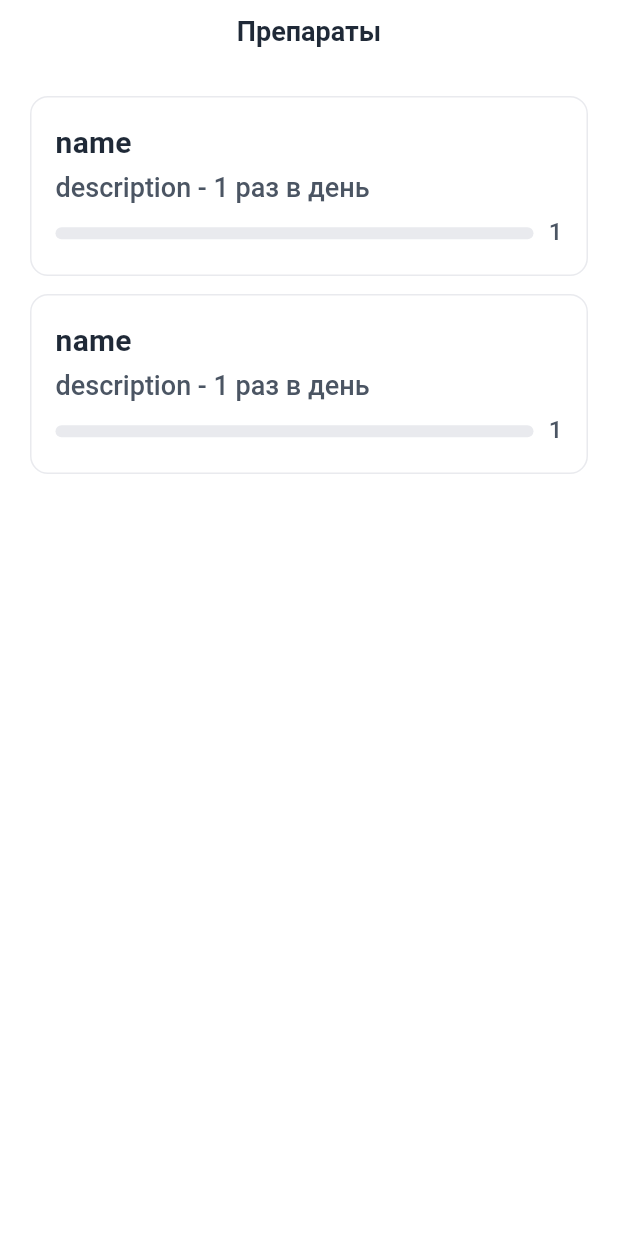
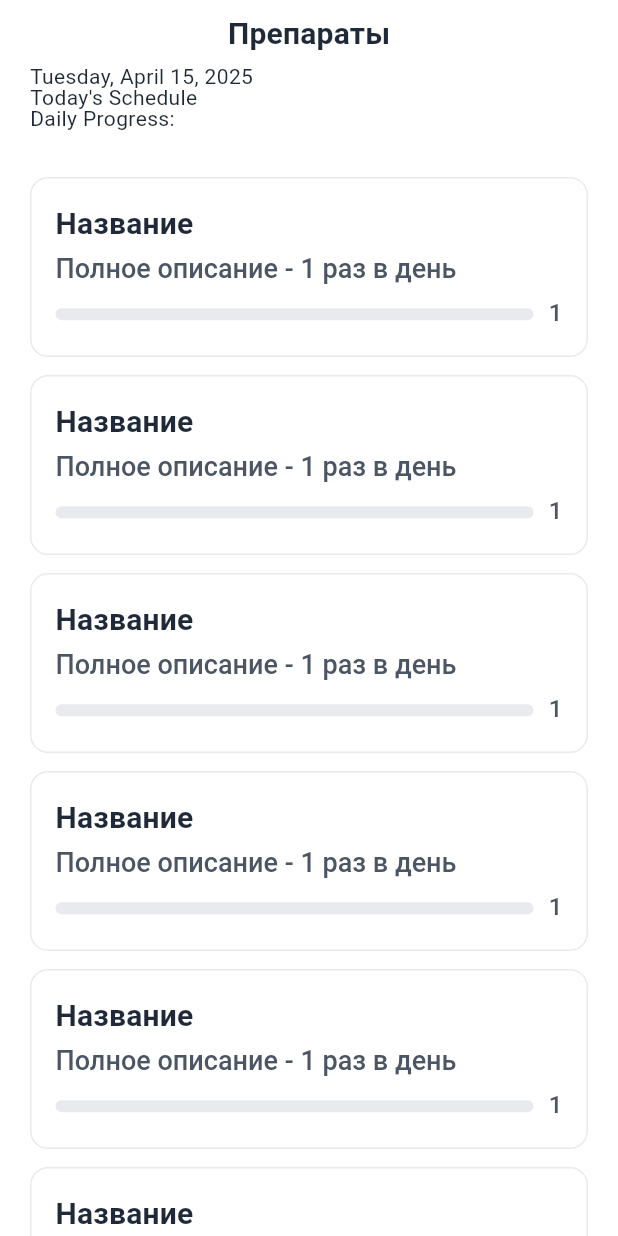
Before and after one commit to st1llsane/keep_my_medications, a Flutter app: the screen it shows after launch, on a phone screen of 412 x 824 dp. Run offline on Flutter 3.47's test engine with Material 3 defaults, Android fonts, the phone set to English and light mode, and no system bars; our stand-ins replace flutter_bloc, flutter_dotenv, freezed_annotation, get_it, go_router, hooks_riverpod and 3 more; missing offline and left inert: smooth_sheets; accounts and stored records are empty; generated files the repository leaves out were written again.

```diff
--- a/lib/features/medications/models/medication.dart
+++ b/lib/features/medications/models/medication.dart
@@ -9,6 +9,7 @@ abstract class Medication with _$Medication {
   const factory Medication({
     required int id,
     required String? name,
+    required String? shortDescription,
     required String? description,
     required MedicationTimePeriod timePeriod,
     required double? dose,
@@ -20,8 +21,9 @@ abstract class Medication with _$Medication {
 
   factory Medication.mock() => const Medication(
     id: 0,
-    name: 'name',
-    description: 'description',
+    name: 'Название',
+    shortDescription: 'Короткое описание',
+    description: 'Полное описание',
     timePeriod: MedicationTimePeriod.morning,
     dose: 1,
     perDayCount: 1,
@@ -33,7 +35,3 @@ abstract class Medication with _$Medication {
   factory Medication.fromJson(Map<String, Object?> json) =>
       _$MedicationFromJson(json);
 }
-
-// abstract interface class Mockable<T> {
-//   T mock();
-// }
--- a/lib/features/medications/presentation/pages/medications_page_view.dart
+++ b/lib/features/medications/presentation/pages/medications_page_view.dart
@@ -2,6 +2,7 @@ import 'package:flutter/material.dart';
 import 'package:keep_my_notes/features/medications/models/medication.dart';
 import 'package:keep_my_notes/features/medications/models/states/medications_state.dart';
 import 'package:keep_my_notes/features/medications/presentation/widgets/medication_tile.dart';
+import 'package:keep_my_notes/features/medications/presentation/widgets/medications_progress_section.dart';
 
 class MedicationsPageView extends StatelessWidget {
   const MedicationsPageView(this.state, {super.key});
@@ -11,19 +12,35 @@ class MedicationsPageView extends StatelessWidget {
   @override
   Widget build(BuildContext context) {
     // final MedicationsState(:medications) = state;
-    final medications = [Medication.mock(), Medication.mock()];
+    final medications = [
+      Medication.mock(),
+      Medication.mock(),
+      Medication.mock(),
+      Medication.mock(),
+      Medication.mock(),
+      Medication.mock(),
+      Medication.mock(),
+      Medication.mock(),
+      Medication.mock(),
+    ];
 
+    // TODO: Вынести наверх
     if (medications.isEmpty) {
       return Container(child: Center(child: Text('Empty')));
     }
 
+    const medicationsProgress = MedicationsProgressSection();
+
     return Padding(
-      padding: const EdgeInsets.fromLTRB(20, 20, 20, 0),
+      padding: const EdgeInsets.fromLTRB(20, 0, 20, 0),
       child: Column(
         spacing: 12,
         children: [
-          ListView.builder(
+          medicationsProgress,
+          Expanded(
+            child: ListView.builder(
               itemCount: medications.length,
+              padding: const EdgeInsets.only(top: 20, bottom: 40),
               shrinkWrap: true,
               itemBuilder: (context, index) {
                 final Medication medication = medications[index];
@@ -35,6 +52,7 @@ class MedicationsPageView extends StatelessWidget {
                 );
               },
             ),
+          ),
         ],
       ),
     );
--- /dev/null
+++ b/lib/features/medications/presentation/widgets/medications_progress_section.dart
@@ -0,0 +1,20 @@
+import 'package:flutter/material.dart';
+
+class MedicationsProgressSection extends StatelessWidget {
+  const MedicationsProgressSection({super.key});
+
+  @override
+  Widget build(BuildContext context) {
+    return Align(
+      alignment: Alignment.topLeft,
+      child: Column(
+        crossAxisAlignment: CrossAxisAlignment.start,
+        children: [
+          Text('Tuesday, April 15, 2025'),
+          Text("Today's Schedule"),
+          Text('Daily Progress:'),
+        ],
+      ),
+    );
+  }
+}
--- /dev/null
+++ b/lib/features/medications/presentation/widgets/next_medicatiion_section.dart
@@ -0,0 +1,10 @@
+import 'package:flutter/material.dart';
+
+class NextMedicatiionSection extends StatelessWidget {
+  const NextMedicatiionSection({super.key});
+
+  @override
+  Widget build(BuildContext context) {
+    return const Placeholder();
+  }
+}
--- a/lib/shared/theme/app_theme_data.dart
+++ b/lib/shared/theme/app_theme_data.dart
@@ -8,6 +8,17 @@ class AppThemeData {
     return ThemeData(
       useMaterial3: true,
       brightness: Brightness.light,
+      scaffoldBackgroundColor: ThemeColors.background,
+      colorScheme: const ColorScheme.light(
+        primary: CupertinoColors.systemBlue,
+        onPrimary: Colors.white,
+        secondary: Colors.red,
+        onSecondary: Colors.white,
+        error: Colors.red,
+        onError: Colors.white,
+        surface: Colors.red,
+        onSurface: Colors.white,
+      ),
       textTheme: const TextTheme(
         bodySmall: ThemeTextStyles.bodyTextS,
         bodyMedium: ThemeTextStyles.bodyTextM,
@@ -19,17 +30,6 @@ class AppThemeData {
         titleMedium: ThemeTextStyles.heading20,
         titleLarge: ThemeTextStyles.heading22,
       ),
-      colorScheme: const ColorScheme.light(
-        primary: CupertinoColors.systemBlue,
-        onPrimary: Colors.white,
-        secondary: Colors.red,
-        onSecondary: Colors.white,
-        error: Colors.red,
-        onError: Colors.white,
-        surface: Colors.red,
-        onSurface: Colors.white,
-      ),
-      scaffoldBackgroundColor: ThemeColors.background,
       appBarTheme: const AppBarTheme(
         backgroundColor: ThemeColors.background,
         titleTextStyle: ThemeTextStyles.heading18,
--- a/lib/shared/ui/adaptive_nav_bar.dart
+++ b/lib/shared/ui/adaptive_nav_bar.dart
@@ -2,8 +2,8 @@ import 'dart:io';
 
 import 'package:flutter/cupertino.dart';
 import 'package:flutter/material.dart';
+import 'package:keep_my_notes/shared/extensions/build_context_extension.dart';
 import 'package:keep_my_notes/shared/theme/theme_colors.dart';
-import 'package:keep_my_notes/shared/theme/theme_text_styles.dart';
 
 class AdaptiveNavBar extends StatelessWidget implements PreferredSizeWidget {
   const AdaptiveNavBar({super.key, required this.title});
@@ -34,7 +34,7 @@ class CupertinoNavBar extends NavBar {
   @override
   Widget build(BuildContext context) {
     return CupertinoNavigationBar(
-      middle: Text(title, style: ThemeTextStyles.heading18),
+      middle: Text(title, style: context.textTheme.titleMedium),
       previousPageTitle: 'Назад',
       padding: const EdgeInsetsDirectional.only(bottom: 8),
       border: const Border(
@@ -49,6 +49,6 @@ class MaterialNavBar extends NavBar {
 
   @override
   Widget build(BuildContext context) {
-    return AppBar(title: Text(title, style: ThemeTextStyles.heading18));
+    return AppBar(title: Text(title, style: context.textTheme.titleMedium));
   }
 }
--- a/pubspec.yaml
+++ b/pubspec.yaml
@@ -25,6 +25,7 @@ environment:
 dependencies:
   flutter:
     sdk: flutter
+  cupertino_icons: ^1.0.6
   flutter_bloc: ^9.1.0
   flutter_dotenv: ^5.2.1
   flutter_svg: ^2.1.0
```
Also changed, not shown: lib/features/medications/models/medication.freezed.dart, lib/features/medications/models/medication.g.dart, pubspec.lock, 3 other files. Lines whose indentation alone changed are shown as unchanged.
